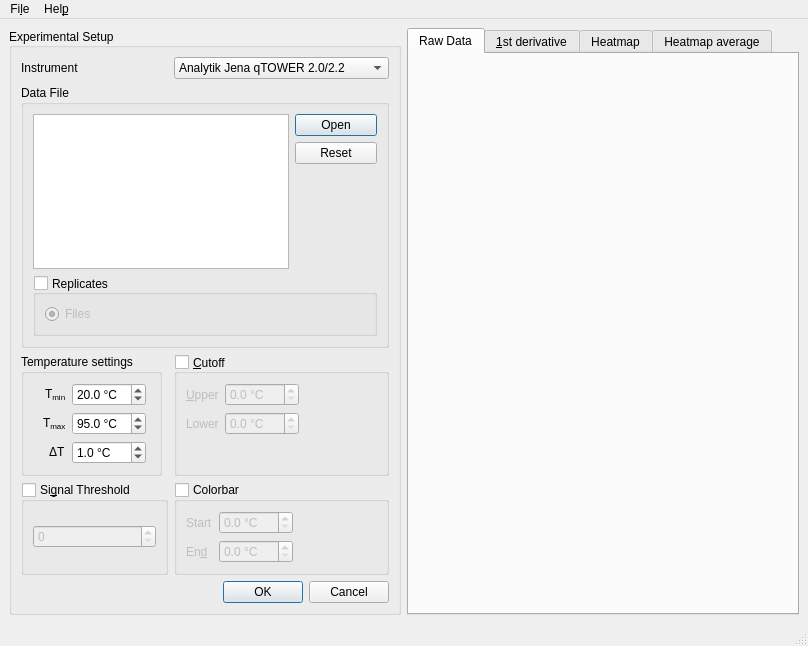
Above: ui/mainwindow.ui from Athemis/PyDSF before the change. Below: the same form after it.
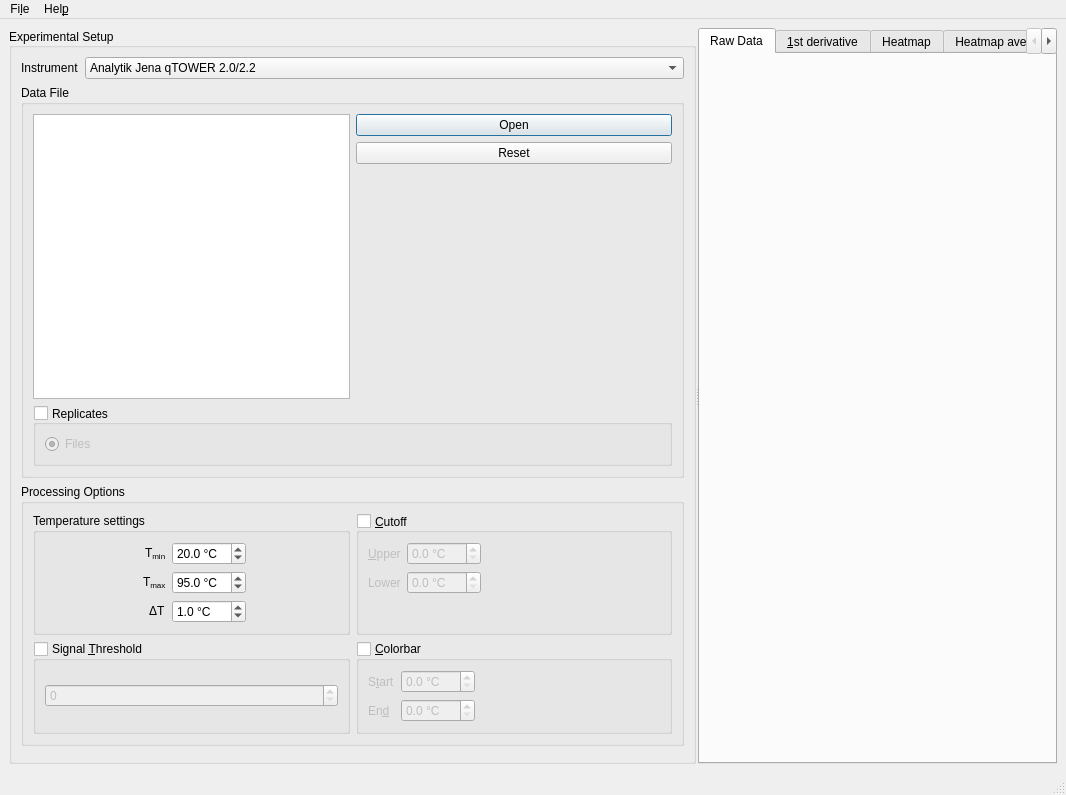
That is the form after the change. The open tabs and pages were chosen to show the change. Icons and pictures are not drawn. Custom widgets are drawn as their Qt base class.

Commit message: Plot widget and options are resizable against each other.

Diff of the .ui file:
```diff
--- a/ui/mainwindow.ui
+++ b/ui/mainwindow.ui
@@ -6,8 +6,8 @@
    <rect>
     <x>0</x>
     <y>0</y>
-    <width>808</width>
-    <height>646</height>
+    <width>1066</width>
+    <height>795</height>
    </rect>
   </property>
   <property name="windowTitle">
@@ -20,9 +20,31 @@
    <property name="locale">
     <locale language="English" country="UnitedStates"/>
    </property>
-   <layout class="QGridLayout" name="gridLayout_2">
-    <item row="0" column="0">
+   <layout class="QHBoxLayout" name="horizontalLayout">
+    <item>
+     <widget class="QSplitter" name="splitter">
+      <property name="orientation">
+       <enum>Qt::Horizontal</enum>
+      </property>
+      <property name="handleWidth">
+       <number>2</number>
+      </property>
+      <property name="childrenCollapsible">
+       <bool>true</bool>
+      </property>
      <widget class="QGroupBox" name="groupBox_experiment">
+       <property name="sizePolicy">
+        <sizepolicy hsizetype="Preferred" vsizetype="Preferred">
+         <horstretch>0</horstretch>
+         <verstretch>0</verstretch>
+        </sizepolicy>
+       </property>
+       <property name="minimumSize">
+        <size>
+         <width>100</width>
+         <height>300</height>
+        </size>
+       </property>
       <property name="title">
        <string>Experimental Setup</string>
       </property>
@@ -36,6 +58,9 @@
        <bool>false</bool>
       </property>
       <layout class="QFormLayout" name="formLayout_3">
+        <property name="fieldGrowthPolicy">
+         <enum>QFormLayout::ExpandingFieldsGrow</enum>
+        </property>
        <item row="0" column="0">
         <widget class="QLabel" name="label_instrument">
          <property name="text">
@@ -133,10 +158,29 @@
             </property>
            </widget>
           </item>
+           <item row="1" column="1">
+            <spacer name="verticalSpacer">
+             <property name="orientation">
+              <enum>Qt::Vertical</enum>
+             </property>
+             <property name="sizeHint" stdset="0">
+              <size>
+               <width>20</width>
+               <height>40</height>
+              </size>
+             </property>
+            </spacer>
+           </item>
          </layout>
         </widget>
        </item>
-       <item row="2" column="0">
+        <item row="2" column="0" colspan="2">
+         <widget class="QGroupBox" name="groupBox_processing">
+          <property name="title">
+           <string>Processing Options</string>
+          </property>
+          <layout class="QGridLayout" name="gridLayout">
+           <item row="0" column="0">
         <widget class="QGroupBox" name="groupBox_temp">
          <property name="enabled">
           <bool>true</bool>
@@ -238,7 +282,7 @@
          </layout>
         </widget>
        </item>
-       <item row="2" column="1">
+           <item row="0" column="1">
         <widget class="QGroupBox" name="groupBox_cutoff">
          <property name="enabled">
           <bool>true</bool>
@@ -314,7 +358,7 @@
          </layout>
         </widget>
        </item>
-       <item row="3" column="0">
+           <item row="1" column="0">
         <widget class="QGroupBox" name="groupBox_signal_threshold">
          <property name="enabled">
           <bool>true</bool>
@@ -323,7 +367,7 @@
           <string>&lt;html&gt;&lt;head/&gt;&lt;body&gt;&lt;p&gt;If the signal exceeds this threshold, the coresponding well is assumed to be denatured.&lt;/p&gt;&lt;/body&gt;&lt;/html&gt;</string>
          </property>
          <property name="title">
-          <string>Si&amp;gnal Threshold</string>
+              <string>Signal &amp;Threshold</string>
          </property>
          <property name="checkable">
           <bool>true</bool>
@@ -342,7 +386,7 @@
          </layout>
         </widget>
        </item>
-       <item row="3" column="1">
+           <item row="1" column="1">
         <widget class="QGroupBox" name="groupBox_cbar">
          <property name="enabled">
           <bool>true</bool>
@@ -351,7 +395,7 @@
           <string>&lt;html&gt;&lt;head/&gt;&lt;body&gt;&lt;p&gt;Defines the range of the colorbar used for the T&lt;span style=&quot; vertical-align:sub;&quot;&gt;m&lt;/span&gt; heatmap.&lt;/p&gt;&lt;/body&gt;&lt;/html&gt;</string>
          </property>
          <property name="title">
-          <string>Colorbar</string>
+              <string>&amp;Colorbar</string>
          </property>
          <property name="checkable">
           <bool>true</bool>
@@ -366,7 +410,7 @@
           <item row="0" column="0">
            <widget class="QLabel" name="label_cbar_start">
             <property name="text">
-             <string>Start</string>
+                 <string>S&amp;tart</string>
             </property>
             <property name="buddy">
              <cstring>doubleSpinBox_cbar_start</cstring>
@@ -406,18 +450,31 @@
          </layout>
         </widget>
        </item>
-       <item row="4" column="1">
+          </layout>
+         </widget>
+        </item>
+        <item row="3" column="1">
         <widget class="QDialogButtonBox" name="buttonBox_process">
          <property name="standardButtons">
-          <set>QDialogButtonBox::Cancel|QDialogButtonBox::Ok</set>
+           <set>QDialogButtonBox::NoButton</set>
          </property>
         </widget>
        </item>
       </layout>
      </widget>
-    </item>
-    <item row="0" column="1">
      <widget class="QTabWidget" name="tabWidget">
+       <property name="sizePolicy">
+        <sizepolicy hsizetype="Preferred" vsizetype="Preferred">
+         <horstretch>0</horstretch>
+         <verstretch>0</verstretch>
+        </sizepolicy>
+       </property>
+       <property name="minimumSize">
+        <size>
+         <width>300</width>
+         <height>300</height>
+        </size>
+       </property>
       <property name="currentIndex">
        <number>3</number>
       </property>
@@ -445,6 +502,7 @@
        </attribute>
       </widget>
      </widget>
+     </widget>
     </item>
    </layout>
   </widget>
@@ -453,7 +511,7 @@
     <rect>
      <x>0</x>
      <y>0</y>
-     <width>808</width>
+     <width>1066</width>
      <height>29</height>
     </rect>
    </property>
```
Left out of the diff: 64 changed lines with no effect on the pictures. Lines whose indentation alone changed are shown as unchanged. The commit also changes 2 other files.
